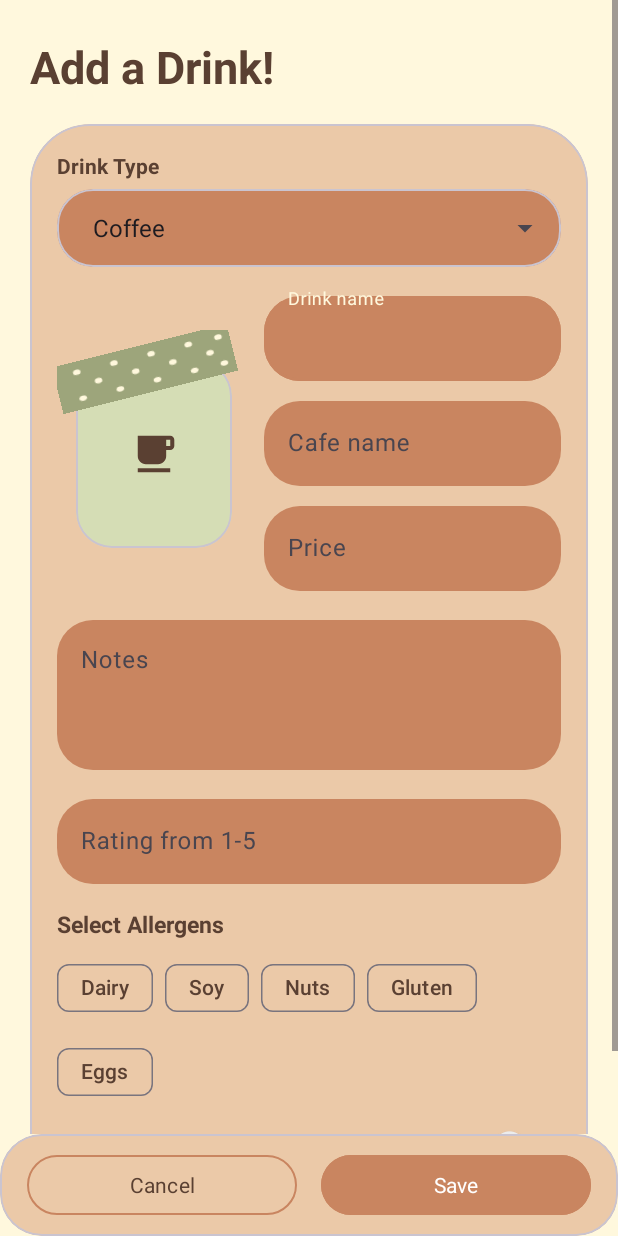
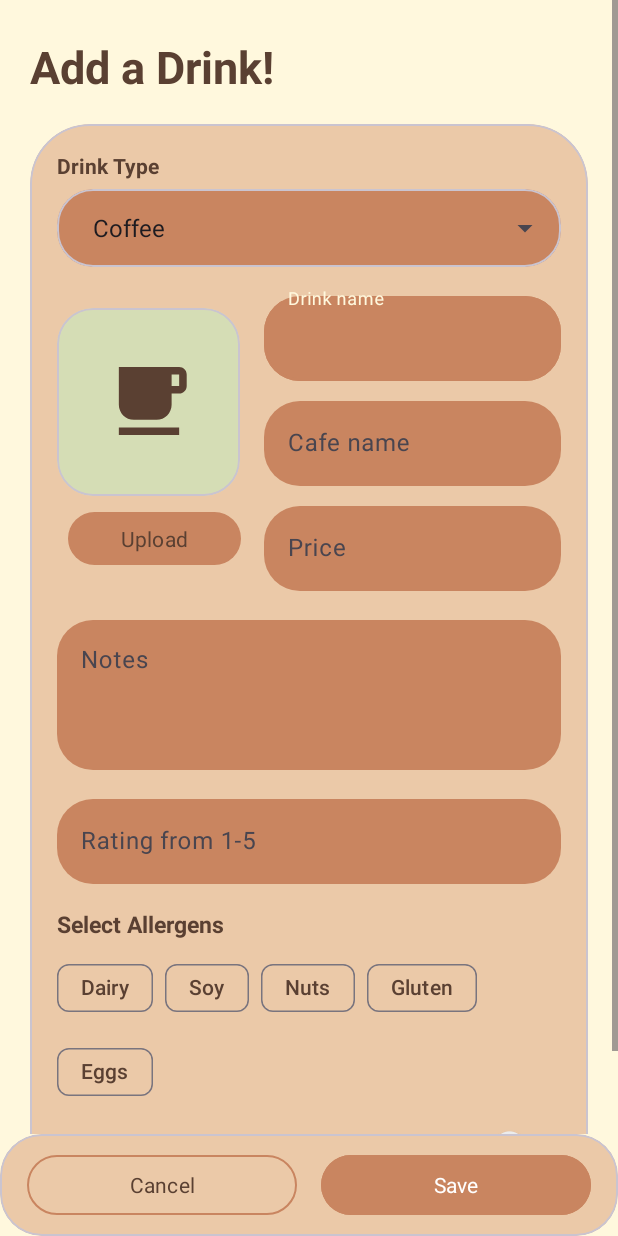
Before and after one commit to jfacchin/DrinkDiary, an Android app: the AddDrinkActivity screen opened directly, with no data from a screen before it, on a phone screen of 412 x 824 dp. Run offline under Robolectric (Android 15) with nearby library versions, the phone set to English and light mode, and no system bars; our stand-ins replace Room's generated code.

Commit message:
Implemented the upload feature. Users can now choose a photo to upload and the photo will be saved and display on screens.

```diff
--- a/app/src/main/java/com/example/drinkdiary/AddDrinkActivity.kt
+++ b/app/src/main/java/com/example/drinkdiary/AddDrinkActivity.kt
@@ -16,6 +16,10 @@ import com.example.drinkdiary.data.Drink
 import android.widget.ArrayAdapter
 import android.content.Intent
 import android.widget.Switch
+import android.net.Uri
+import android.widget.ImageView
+import androidx.activity.result.PickVisualMediaRequest
+import androidx.activity.result.contract.ActivityResultContracts
 
 
 class AddDrinkActivity : AppCompatActivity() {
@@ -40,6 +44,9 @@ class AddDrinkActivity : AppCompatActivity() {
         )
         drink_typeSpinner.adapter = drinkTypeAdapter
 
+        var selectedPhotoUri: Uri? = null
+        val drinkPhoto = findViewById<ImageView>(R.id.imageDrinkPhoto)
+        val uploadPhotoBtn = findViewById<Button>(R.id.uploadPhoto)
         val drink_NameInput = findViewById<EditText>(R.id.editTextDrinkName)
         val cafe_Name = findViewById<EditText>(R.id.editTextCafe)
         val price_Input = findViewById<EditText>(R.id.editTextPrice)
@@ -49,13 +56,33 @@ class AddDrinkActivity : AppCompatActivity() {
         val drink_rating = findViewById<EditText>(R.id.editTextRating)
         val switchSelection = findViewById<Switch>(R.id.woaSwitch)
 
-//populating chips from ALLERGENS via data layer
+    //populating chips from ALLERGENS via data layer
         Drink.ALLERGENS.forEach { allergen ->
             val chip = Chip(this)
             chip.text = allergen
             chip.isCheckable = true
             chip.id = View.generateViewId()
             allergen_Group.addView(chip)
+        }
+
+        //creating activity result launcher for the uploaded photos
+        val choosePhoto = registerForActivityResult(ActivityResultContracts.PickVisualMedia()
+        ){uri ->
+            if (uri != null){
+                selectedPhotoUri = uri
+
+                drinkPhoto.setImageURI(uri)
+                uploadPhotoBtn.text = "Change Photo?"
+            }
+        }
+//on click listener for the uploas photo button, this is not where the image is displayed, just the picker
+        uploadPhotoBtn.setOnClickListener {
+            choosePhoto.launch(
+                PickVisualMediaRequest(
+                    ActivityResultContracts.PickVisualMedia.ImageOnly
+                )
+            )
+
         }
 
         save_Button.setOnClickListener {
@@ -100,6 +127,7 @@ class AddDrinkActivity : AppCompatActivity() {
 
             val selectionsIntent = Intent()
             selectionsIntent.putExtra("drink_NameInput",drinkName)
+            selectionsIntent.putExtra("photo_uri", selectedPhotoUri?.toString())
             selectionsIntent.putExtra("cafe_name", cafeName)
             selectionsIntent.putExtra("price_Input", price)
             selectionsIntent.putExtra("drink_typeSpinner",drinkSelection)
--- a/app/src/main/java/com/example/drinkdiary/MainActivity.kt
+++ b/app/src/main/java/com/example/drinkdiary/MainActivity.kt
@@ -30,6 +30,7 @@ class MainActivity : AppCompatActivity() {
 
             // these keys have to match the ones AddDrinkActivity puts in the intent
             val drink = Drink(
+                photoUri = data.getStringExtra("photo_uri"),
                 name = data.getStringExtra("drink_NameInput").orEmpty(),
                 type = data.getStringExtra("drink_typeSpinner").orEmpty(),
                 cafe = data.getStringExtra("cafe_name").orEmpty(),
--- a/app/src/main/res/layout/activity_add_drink.xml
+++ b/app/src/main/res/layout/activity_add_drink.xml
@@ -88,42 +88,38 @@
 
                         <FrameLayout
                             android:layout_width="130dp"
-                            android:layout_height="145dp"
+                            android:layout_height="175dp"
                             android:layout_marginEnd="8dp"
                             android:clipChildren="false"
                             android:clipToPadding="false">
 
                             <com.google.android.material.card.MaterialCardView
-                                android:layout_width="104dp"
+                                android:layout_width="122dp"
                                 android:layout_height="125dp"
-                                android:layout_gravity="bottom|center_horizontal"
+
                                 app:cardBackgroundColor="@color/drink_sage"
                                 app:cardCornerRadius="24dp"
                                 app:cardElevation="0dp">
 
+
                                 <ImageView
                                     android:id="@+id/imageDrinkPhoto"
                                     android:layout_width="match_parent"
-                                    android:layout_height="match_parent"
+                                    android:layout_height="124dp"
                                     android:contentDescription="Choose drink photo"
-                                    android:padding="24dp"
-                                    android:scaleType="fitCenter"
-                                    android:src="@drawable/ic_launcher_foreground"
-                                    app:tint="@color/drink_brown" />
-
+                                    android:scaleType="centerCrop"
+                                    android:padding="10dp"
+                                    android:src="@drawable/ic_launcher_foreground" />
                             </com.google.android.material.card.MaterialCardView>
 
-                            <ImageView
-                                android:layout_width="120dp"
-                                android:layout_height="32dp"
-                                android:layout_gravity="top|center_horizontal"
-                                android:elevation="4dp"
-                                android:importantForAccessibility="no"
-                                android:rotation="-14"
-                                android:scaleType="fitXY"
-                                android:src="@drawable/ribbon"
-                                android:translationX="-6dp"
-                                android:translationY="10dp" />
+                            <Button
+                                android:id="@+id/uploadPhoto"
+                                android:layout_width="115dp"
+                                android:layout_height="43dp"
+                                android:layout_gravity="bottom|center_horizontal"
+                                android:text="Upload"
+                                android:textColor="@color/drink_brown" />
+
 
                         </FrameLayout>
 
```
